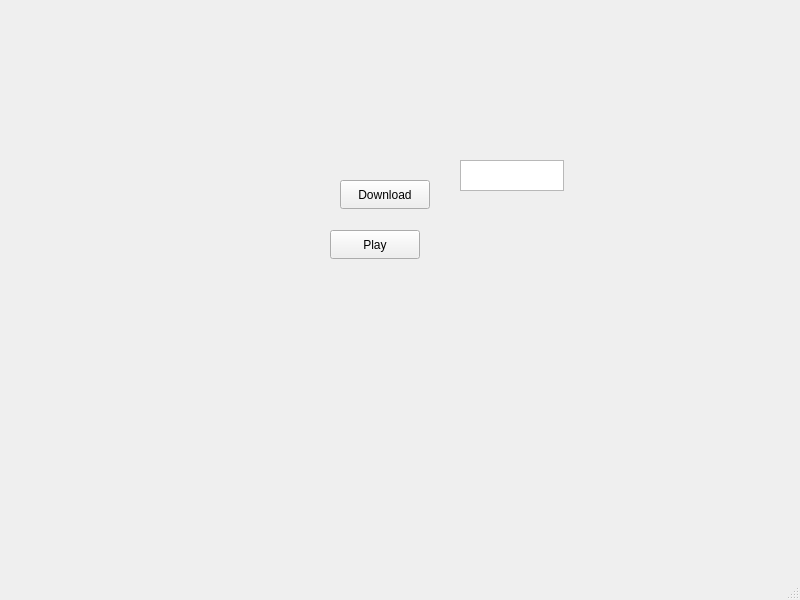
This is musicapp.ui in EliasStoffels/MusicApp as Qt 5 draws it before an edit. The edited form follows.
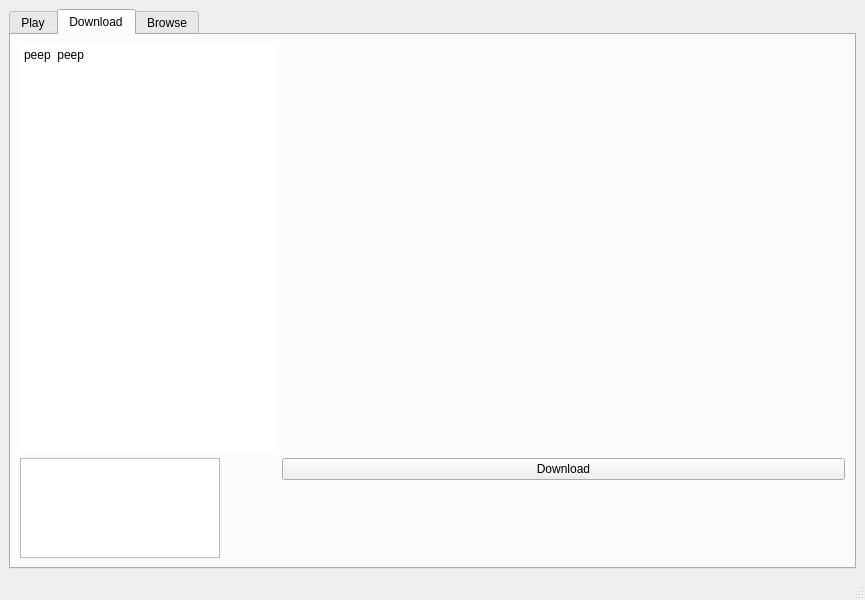
This is the edited form.

```diff
--- a/musicapp.ui
+++ b/musicapp.ui
@@ -6,7 +6,7 @@
    <rect>
     <x>0</x>
     <y>0</y>
-    <width>800</width>
+    <width>865</width>
     <height>600</height>
    </rect>
   </property>
@@ -14,15 +14,26 @@
    <string>MusicApp</string>
   </property>
   <widget class="QWidget" name="centralwidget">
+   <layout class="QGridLayout" name="gridLayout_2">
+    <item row="1" column="0">
+     <widget class="QTabWidget" name="MainTabWidget">
+      <property name="currentIndex">
+       <number>1</number>
+      </property>
+      <widget class="QWidget" name="PlayTab">
+       <property name="font">
+        <font>
+         <italic>false</italic>
+         <bold>false</bold>
+         <underline>false</underline>
+        </font>
+       </property>
+       <attribute name="title">
+        <string>Play</string>
+       </attribute>
+       <layout class="QFormLayout" name="formLayout_2">
+        <item row="0" column="0">
    <widget class="QPushButton" name="PlayButton">
-    <property name="geometry">
-     <rect>
-      <x>330</x>
-      <y>230</y>
-      <width>90</width>
-      <height>29</height>
-     </rect>
-    </property>
     <property name="text">
      <string>Play</string>
     </property>
@@ -30,29 +41,92 @@
      <bool>false</bool>
     </property>
    </widget>
+        </item>
+        <item row="1" column="0">
+         <widget class="QListView" name="SongListView"/>
+        </item>
+       </layout>
+      </widget>
+      <widget class="QWidget" name="DownloadTab">
+       <attribute name="title">
+        <string>Download</string>
+       </attribute>
+       <layout class="QFormLayout" name="formLayout">
+        <item row="2" column="1">
    <widget class="QPushButton" name="DownloadButton">
-    <property name="geometry">
-     <rect>
-      <x>340</x>
-      <y>180</y>
-      <width>90</width>
-      <height>29</height>
-     </rect>
-    </property>
     <property name="text">
      <string>Download</string>
     </property>
    </widget>
+        </item>
+        <item row="2" column="0">
    <widget class="QTextEdit" name="LinkInput">
-    <property name="geometry">
-     <rect>
-      <x>460</x>
-      <y>160</y>
-      <width>104</width>
-      <height>31</height>
-     </rect>
-    </property>
-   </widget>
+          <property name="sizePolicy">
+           <sizepolicy hsizetype="Maximum" vsizetype="Maximum">
+            <horstretch>0</horstretch>
+            <verstretch>0</verstretch>
+           </sizepolicy>
+          </property>
+          <property name="maximumSize">
+           <size>
+            <width>200</width>
+            <height>100</height>
+           </size>
+          </property>
+         </widget>
+        </item>
+        <item row="0" column="0">
+         <widget class="QTextEdit" name="textEdit">
+          <property name="enabled">
+           <bool>true</bool>
+          </property>
+          <property name="font">
+           <font>
+            <bold>false</bold>
+           </font>
+          </property>
+          <property name="frameShape">
+           <enum>QFrame::Shape::NoFrame</enum>
+          </property>
+          <property name="frameShadow">
+           <enum>QFrame::Shadow::Sunken</enum>
+          </property>
+          <property name="lineWidth">
+           <number>0</number>
+          </property>
+          <property name="readOnly">
+           <bool>true</bool>
+          </property>
+          <property name="markdown">
+           <string>peep  peep
+
+</string>
+          </property>
+          <property name="html">
+           <string>&lt;!DOCTYPE HTML PUBLIC &quot;-//W3C//DTD HTML 4.0//EN&quot; &quot;http://www.w3.org/TR/REC-html40/strict.dtd&quot;&gt;
+&lt;html&gt;&lt;head&gt;&lt;meta name=&quot;qrichtext&quot; content=&quot;1&quot; /&gt;&lt;meta charset=&quot;utf-8&quot; /&gt;&lt;style type=&quot;text/css&quot;&gt;
+p, li { white-space: pre-wrap; }
+hr { height: 1px; border-width: 0; }
+li.unchecked::marker { content: &quot;\2610&quot;; }
+li.checked::marker { content: &quot;\2612&quot;; }
+&lt;/style&gt;&lt;/head&gt;&lt;body style=&quot; font-family:'Segoe UI'; font-size:9pt; font-weight:400; font-style:normal;&quot;&gt;
+&lt;p style=&quot; margin-top:6px; margin-bottom:6px; margin-left:0px; margin-right:0px; -qt-block-indent:0; text-indent:0px;&quot;&gt;peep  peep&lt;/p&gt;&lt;/body&gt;&lt;/html&gt;</string>
+          </property>
+          <property name="placeholderText">
+           <string/>
+          </property>
+         </widget>
+        </item>
+       </layout>
+      </widget>
+      <widget class="QWidget" name="BrowseTab">
+       <attribute name="title">
+        <string>Browse</string>
+       </attribute>
+      </widget>
+     </widget>
+    </item>
+   </layout>
   </widget>
   <widget class="QMenuBar" name="menubar">
    <property name="geometry">
```
Left out of the diff: 2 changed lines with no effect on the pictures. Lines whose indentation alone changed are shown as unchanged.
